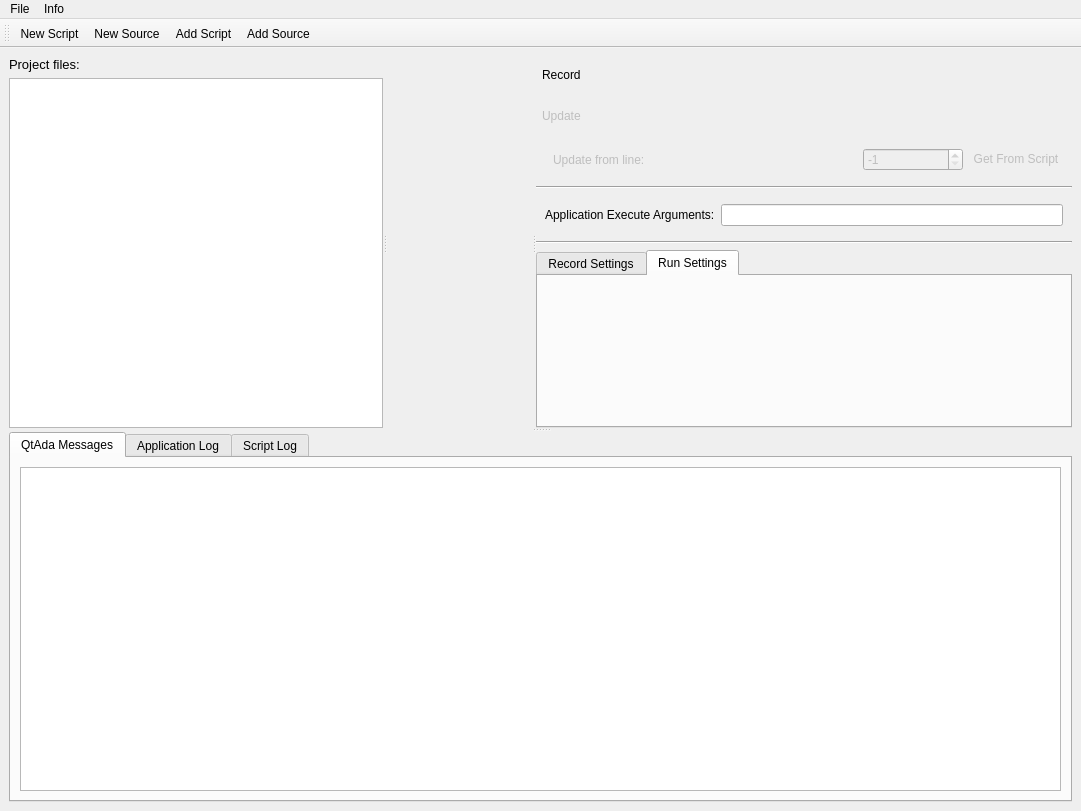
Before: the Qt Designer form client/gui/MainGui.ui in lildannita/QtAda, drawn with Qt 5.
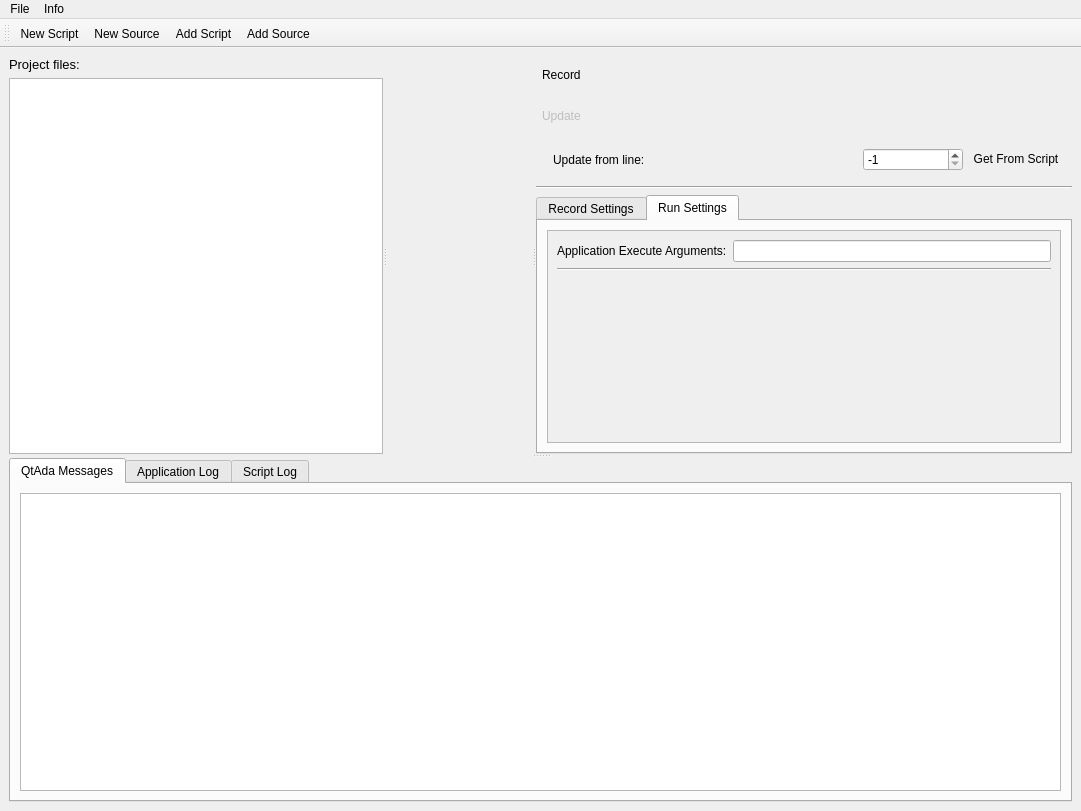
After: the same form once the commit is applied. The open tabs and pages were chosen to show the change. Icons and pictures are not drawn.

Diff of the .ui file:
```diff
--- a/client/gui/MainGui.ui
+++ b/client/gui/MainGui.ui
@@ -178,7 +178,7 @@
            <item>
             <widget class="QWidget" name="updateLineIndexWidget" native="true">
              <property name="enabled">
-              <bool>false</bool>
+              <bool>true</bool>
              </property>
              <layout class="QHBoxLayout" name="horizontalLayout_10">
               <item>
@@ -229,7 +229,7 @@
               <item>
                <widget class="QPushButton" name="lineIndexFromScriptButton">
                 <property name="enabled">
-                 <bool>false</bool>
+                 <bool>true</bool>
                 </property>
                 <property name="text">
                  <string>Get From Script</string>
@@ -251,32 +251,6 @@
            </item>
           </layout>
          </item>
-         <item>
-          <widget class="Line" name="line">
-           <property name="orientation">
-            <enum>Qt::Horizontal</enum>
-           </property>
-          </widget>
-         </item>
-         <item>
-          <widget class="QWidget" name="appExeArgsWidget" native="true">
-           <property name="enabled">
-            <bool>true</bool>
-           </property>
-           <layout class="QHBoxLayout" name="horizontalLayout_11">
-            <item>
-             <widget class="QLabel" name="appExeArgsLabel">
-              <property name="text">
-               <string>Application Execute Arguments:</string>
-              </property>
-             </widget>
-            </item>
-            <item>
-             <widget class="QLineEdit" name="appExeArgsEdit"/>
-            </item>
-           </layout>
-          </widget>
-         </item>
          <item>
           <widget class="Line" name="line_7">
            <property name="orientation">
@@ -327,6 +301,27 @@
                  </sizepolicy>
                 </property>
                 <layout class="QVBoxLayout" name="verticalLayout_4">
+                 <item>
+                  <layout class="QHBoxLayout" name="horizontalLayout_11">
+                   <item>
+                    <widget class="QLabel" name="recordAppArgsLabel">
+                     <property name="text">
+                      <string>Application Execute Arguments:</string>
+                     </property>
+                    </widget>
+                   </item>
+                   <item>
+                    <widget class="QLineEdit" name="recordAppArgsEdit"/>
+                   </item>
+                  </layout>
+                 </item>
+                 <item>
+                  <widget class="Line" name="line">
+                   <property name="orientation">
+                    <enum>Qt::Horizontal</enum>
+                   </property>
+                  </widget>
+                 </item>
                  <item>
                   <layout class="QHBoxLayout" name="horizontalLayout">
                    <item>
@@ -649,6 +644,61 @@
             <attribute name="title">
              <string>Run Settings</string>
             </attribute>
+            <layout class="QHBoxLayout" name="horizontalLayout_13">
+             <item>
+              <widget class="QScrollArea" name="scrollArea_2">
+               <property name="widgetResizable">
+                <bool>true</bool>
+               </property>
+               <widget class="QWidget" name="scrollAreaWidgetContents_2">
+                <property name="geometry">
+                 <rect>
+                  <x>0</x>
+                  <y>0</y>
+                  <width>506</width>
+                  <height>173</height>
+                 </rect>
+                </property>
+                <layout class="QVBoxLayout" name="verticalLayout_3">
+                 <item>
+                  <layout class="QHBoxLayout" name="horizontalLayout_12">
+                   <item>
+                    <widget class="QLabel" name="runAppArgsLabel">
+                     <property name="text">
+                      <string>Application Execute Arguments:</string>
+                     </property>
+                    </widget>
+                   </item>
+                   <item>
+                    <widget class="QLineEdit" name="runAppArgsEdit"/>
+                   </item>
+                  </layout>
+                 </item>
+                 <item>
+                  <widget class="Line" name="line_9">
+                   <property name="orientation">
+                    <enum>Qt::Horizontal</enum>
+                   </property>
+                  </widget>
+                 </item>
+                 <item>
+                  <spacer name="verticalSpacer">
+                   <property name="orientation">
+                    <enum>Qt::Vertical</enum>
+                   </property>
+                   <property name="sizeHint" stdset="0">
+                    <size>
+                     <width>20</width>
+                     <height>40</height>
+                    </size>
+                   </property>
+                  </spacer>
+                 </item>
+                </layout>
+               </widget>
+              </widget>
+             </item>
+            </layout>
            </widget>
           </widget>
          </item>
```
Left out of the diff: 41 changed lines with no effect on the pictures.
